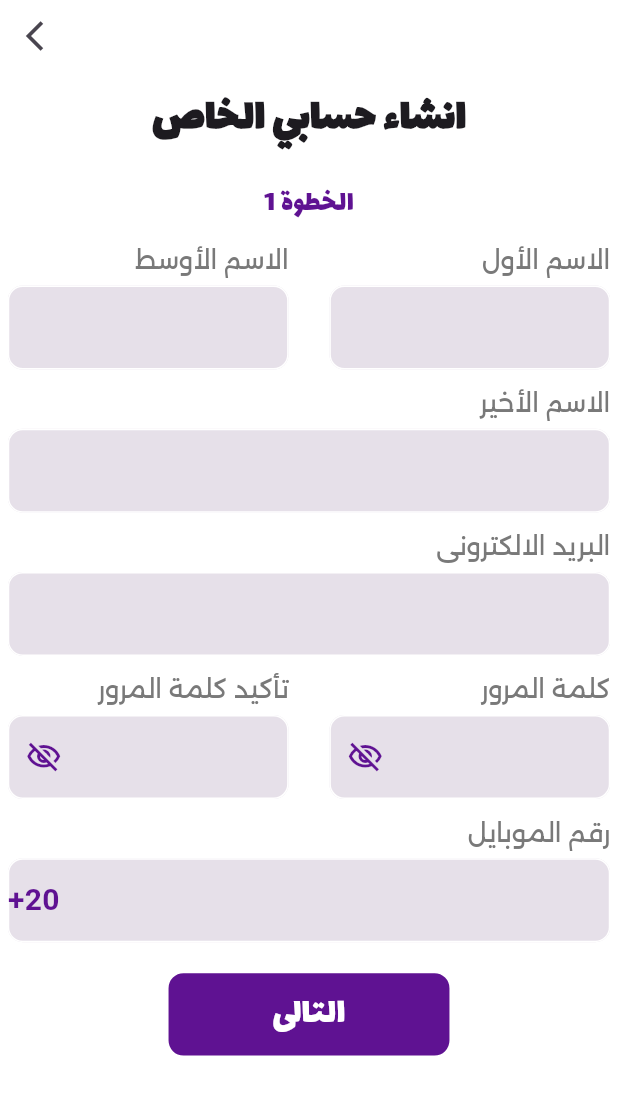
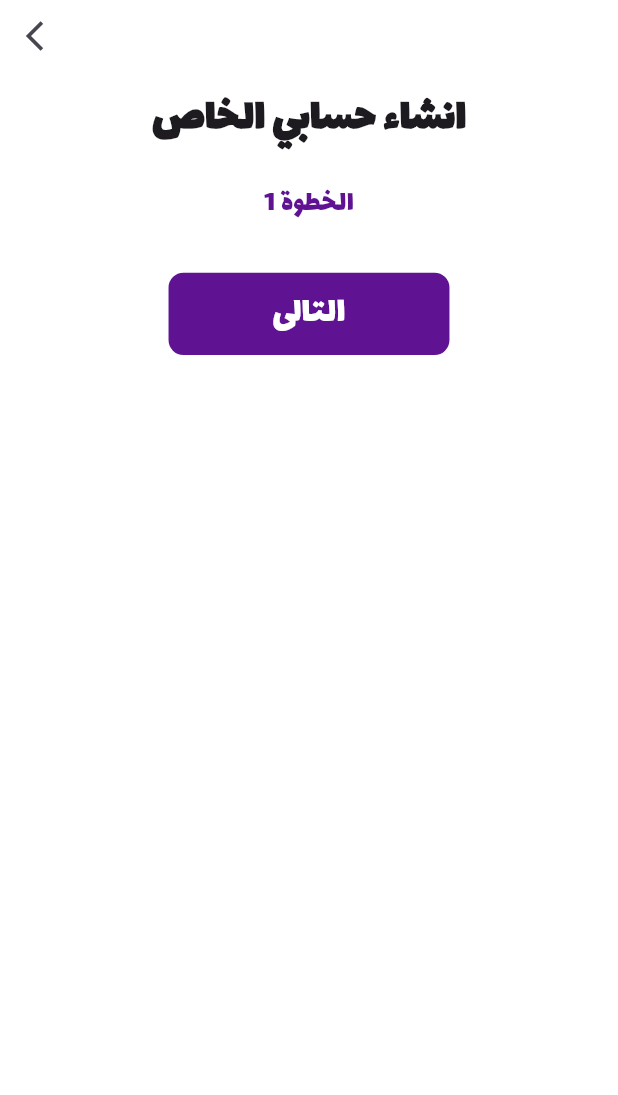
Before and after one commit to Mo-spac/education_app, a Flutter app: the CreateAccountPage screen opened by its route, on a phone screen of 412 x 824 dp. Shown: the top 1095 px of the screen. Run offline on Flutter 3.47's test engine with Material 3 defaults, Android fonts, the phone set to English and light mode, and no system bars; our stand-ins replace bloc, flutter_bloc.

Commit message:
Create_acount_pages_text_fields_auth

```diff
--- a/lib/presenttion/screens/auth/create_account_page.dart
+++ b/lib/presenttion/screens/auth/create_account_page.dart
@@ -61,72 +61,7 @@ class CreateAccountPage extends StatelessWidget {
                         SizedBox(
                           height: MediaQuery.of(context).size.height / 80,
                         ),
-                        Row(
-                          mainAxisAlignment: MainAxisAlignment.spaceBetween,
-                          textDirection: TextDirection.rtl,
-                          children: [
-                            TextFormFieldAuth(
-                              title: "الاسم الأول",
-                              type: "First Name",
-                              isLast: false,
-                              size: MediaQuery.of(context).size.width / 2.2,
-                            ),
-                            TextFormFieldAuth(
-                              title: "الاسم الأوسط",
-                              type: "Second Name",
-                              isLast: false,
-                              size: MediaQuery.of(context).size.width / 2.2,
-                            ),
-                          ],
-                        ),
-                        SizedBox(
-                          height: MediaQuery.of(context).size.height / 80,
-                        ),
-                        TextFormFieldAuth(
-                          title: "الاسم الأخير",
-                          type: "Last Name",
-                          isLast: false,
-                          size: MediaQuery.of(context).size.width,
-                        ),
-                        SizedBox(
-                          height: MediaQuery.of(context).size.height / 80,
-                        ),
-                        TextFormFieldAuth(
-                          title: "البريد الالكترونى",
-                          type: "email",
-                          isLast: false,
-                          size: MediaQuery.of(context).size.width,
-                        ),
-                        SizedBox(
-                          height: MediaQuery.of(context).size.height / 80,
-                        ),
-                        Row(
-                          mainAxisAlignment: MainAxisAlignment.spaceBetween,
-                          textDirection: TextDirection.rtl,
-                          children: [
-                            TextFormFieldAuth(
-                              title: "كلمة المرور",
-                              type: "pass",
-                              isLast: false,
-                              size: MediaQuery.of(context).size.width / 2.2,
-                            ),
-                            TextFormFieldAuth(
-                              title: "تأكيد كلمة المرور",
-                              type: "pass",
-                              isLast: false,
-                              size: MediaQuery.of(context).size.width / 2.2,
-                            ),
-                          ],
-                        ),
-                        SizedBox(
-                          height: MediaQuery.of(context).size.height / 80,
-                        ),
-                        TextFormFieldAuth(
-                          title: "رقم الموبايل",
-                          type: "phone",
-                          isLast: false,
-                          size: MediaQuery.of(context).size.width,
-                        ),
+                        ///////////////////////////
                         SizedBox(
                           height: MediaQuery.of(context).size.height / 40,
                         ),
```
Also changed, not shown: lib/presenttion/widgets/auth/create_account/create_p1.dart (added, +11 -0 lines), lib/presenttion/widgets/auth/create_account/create_p2.dart (added, +11 -0 lines), lib/presenttion/widgets/auth/create_account/create_p3.dart (added, +11 -0 lines), lib/presenttion/widgets/auth/create_account/create_p4.dart (added, +11 -0 lines), lib/presenttion/widgets/auth/create_text_fields_page_auth.dart (added, +80 -0 lines).
